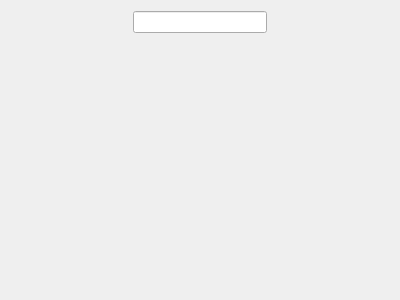
First picture: the form in bricks.ui, repository baronleonardo/Bricks, before the edit.
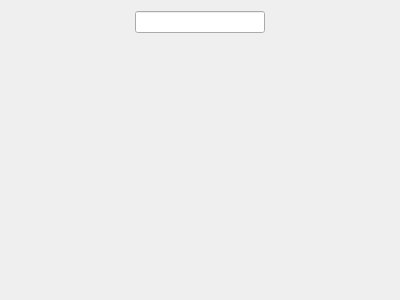
Second picture: the form after the edit. Custom widgets are drawn as their Qt base class.

The edit to the form file:
```diff
--- a/bricks.ui
+++ b/bricks.ui
@@ -16,10 +16,13 @@
   <widget class="QWidget" name="centralWidget">
    <layout class="QGridLayout" name="gridLayout">
     <property name="leftMargin">
-     <number>0</number>
+     <number>6</number>
     </property>
     <property name="rightMargin">
-     <number>0</number>
+     <number>6</number>
+    </property>
+    <property name="bottomMargin">
+     <number>6</number>
     </property>
     <item row="0" column="0">
      <layout class="QHBoxLayout" name="commandPatternLayout">
```
Left out of the diff: 6 changed lines with no effect on the pictures.
